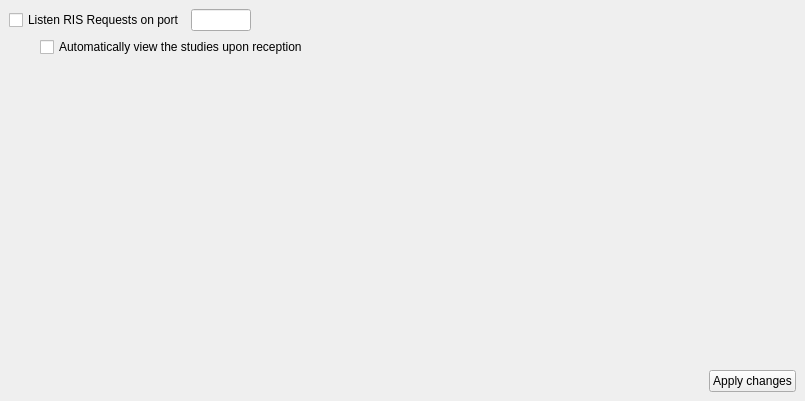
Above: starviewer/src/inputoutput/qlistenrisrequestsconfigurationscreenbase.ui from starviewer-medical/starviewer before the change. Below: the same form after it.
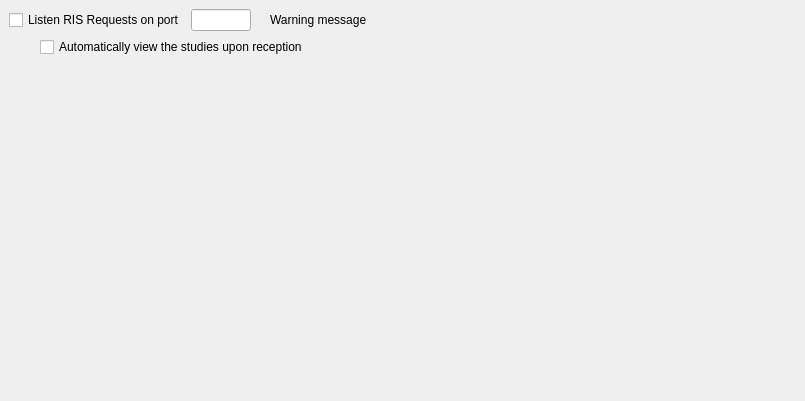
That is the form after the change. Icons and pictures are not drawn.

Commit message: ﻿ENH: Making RIS settings screen to update settings values as the user edits them

```diff
--- a/starviewer/src/inputoutput/qlistenrisrequestsconfigurationscreenbase.ui
+++ b/starviewer/src/inputoutput/qlistenrisrequestsconfigurationscreenbase.ui
@@ -19,42 +19,12 @@
    <property name="spacing" >
     <number>6</number>
    </property>
-   <item row="3" column="1" >
-    <layout class="QHBoxLayout" >
-     <property name="margin" >
-      <number>0</number>
-     </property>
-     <property name="spacing" >
-      <number>6</number>
-     </property>
-     <item>
-      <spacer>
-       <property name="orientation" >
-        <enum>Qt::Horizontal</enum>
-       </property>
-       <property name="sizeHint" >
-        <size>
-         <width>40</width>
-         <height>20</height>
-        </size>
-       </property>
-      </spacer>
-     </item>
-     <item>
-      <widget class="QPushButton" name="m_buttonApplyListenRisConfiguration" >
-       <property name="text" >
-        <string>Apply changes</string>
-       </property>
-      </widget>
-     </item>
-    </layout>
-   </item>
-   <item row="2" column="0" >
+   <item row="2" column="0">
     <spacer>
-     <property name="orientation" >
+     <property name="orientation">
       <enum>Qt::Vertical</enum>
      </property>
-     <property name="sizeHint" >
+     <property name="sizeHint" stdset="0">
       <size>
        <width>20</width>
        <height>40</height>
@@ -62,23 +32,20 @@
      </property>
     </spacer>
    </item>
-   <item row="1" column="0" >
-    <layout class="QHBoxLayout" >
-     <property name="margin" >
-      <number>0</number>
-     </property>
-     <property name="spacing" >
+   <item row="1" column="0">
+    <layout class="QHBoxLayout">
+     <property name="spacing">
       <number>6</number>
      </property>
      <item>
       <spacer>
-       <property name="orientation" >
+       <property name="orientation">
         <enum>Qt::Horizontal</enum>
        </property>
-       <property name="sizeType" >
+       <property name="sizeType">
         <enum>QSizePolicy::Fixed</enum>
        </property>
-       <property name="sizeHint" >
+       <property name="sizeHint" stdset="0">
         <size>
          <width>31</width>
          <height>20</height>
@@ -87,20 +54,17 @@
       </spacer>
      </item>
      <item>
-      <widget class="QCheckBox" name="m_checkBoxViewAutomaticallyStudies" >
-       <property name="text" >
+      <widget class="QCheckBox" name="m_checkBoxViewAutomaticallyStudies">
+       <property name="text">
         <string>Automatically view the studies upon reception</string>
        </property>
       </widget>
      </item>
     </layout>
    </item>
-   <item row="0" column="0" colspan="2" >
-    <layout class="QHBoxLayout" >
-     <property name="margin" >
-      <number>0</number>
-     </property>
-     <property name="spacing" >
+   <item row="0" column="0" colspan="2">
+    <layout class="QHBoxLayout">
+     <property name="spacing">
       <number>6</number>
      </property>
      <item>
@@ -120,12 +84,29 @@
        </property>
       </widget>
      </item>
+     <item>
+      <widget class="QLabel" name="m_RISRequestsPortWarningIcon">
+       <property name="text">
+        <string/>
+       </property>
+       <property name="pixmap">
+        <pixmap resource="../main/main.qrc">:/images/beta-warning.png</pixmap>
+       </property>
+      </widget>
+     </item>
+     <item>
+      <widget class="QLabel" name="m_RISRequestsPortWarningLabel">
+       <property name="text">
+        <string>Warning message</string>
+       </property>
+      </widget>
+     </item>
      <item>
       <spacer>
-       <property name="orientation" >
+       <property name="orientation">
         <enum>Qt::Horizontal</enum>
        </property>
-       <property name="sizeHint" >
+       <property name="sizeHint" stdset="0">
         <size>
          <width>40</width>
          <height>20</height>
```
Left out of the diff: 39 changed lines with no effect on the pictures. The commit also changes 2 other files.
